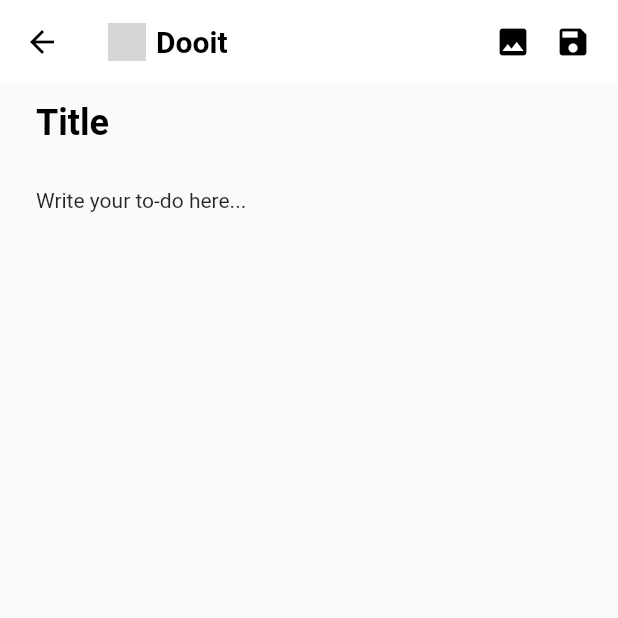
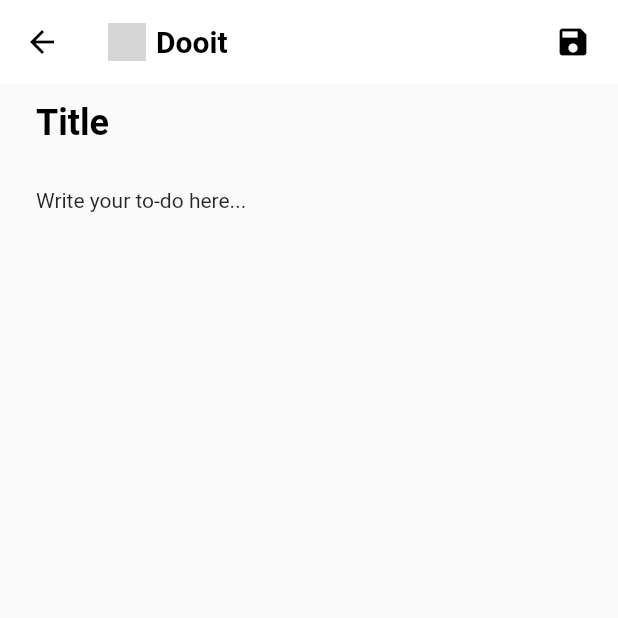
Before and after one commit to nmluthfi/Dooit, a Flutter app: the InputTodo screen opened directly, after a tap on the "save" icon, on a phone screen of 412 x 824 dp, the top half of it. Run offline on Flutter 3.47's test engine with Material 2 defaults, Android fonts, the phone set to English and light mode, and no system bars; our stand-ins replace faker, firebase_auth, firebase_core, firebase_database, flutter_svg, google_sign_in and 1 more; missing offline and left inert: random_date; accounts and stored records are empty; network calls fail; Roboto replaces fonts that are missing (Codec Cold Trial); grey boxes are pictures that could not be loaded.

Commit message:
optimizing imports

```diff
--- a/lib/home/empty_state.dart
+++ b/lib/home/empty_state.dart
@@ -1,4 +1,3 @@
-import 'package:dooit/todo/todo.dart';
 import 'package:dooit/todo/todo_input.dart';
 import 'package:flutter/material.dart';
 import 'package:flutter_svg/flutter_svg.dart';
--- a/lib/home/main_layout.dart
+++ b/lib/home/main_layout.dart
@@ -1,4 +1,5 @@
 import 'dart:async';
+import 'dart:math';
 
 import 'package:dooit/todo/todo_detail.dart';
 import 'package:faker/faker.dart';
@@ -6,11 +7,11 @@ import 'package:firebase_auth/firebase_auth.dart';
 import 'package:firebase_database/firebase_database.dart';
 import 'package:flutter/material.dart';
 import 'package:flutter_svg/flutter_svg.dart';
+import 'package:intl/intl.dart';
 import 'package:random_date/random_date.dart';
-import 'dart:math';
+
 import '../model/todo.dart';
 import '../todo/todo_input.dart';
-import 'package:intl/intl.dart';
 
 // This is the list type used by the popup menu below.
 enum MenuItem { itemOne }
--- a/lib/todo/todo.dart
+++ b/lib/todo/todo.dart
@@ -1,12 +1,7 @@
-import 'package:dooit/todo/todo_detail.dart';
 import 'package:dooit/todo/todo_input.dart';
 import 'package:dooit/todo/utils/appbar_todo.dart';
 import 'package:firebase_auth/firebase_auth.dart';
 import 'package:flutter/material.dart';
-import 'package:flutter/services.dart';
-import 'package:faker/faker.dart';
-import 'package:lorem_ipsum/lorem_ipsum.dart';
-import 'package:flutter_svg/flutter_svg.dart';
 
 import '../screens/splash_screen.dart';
 
--- a/lib/todo/todo_input.dart
+++ b/lib/todo/todo_input.dart
@@ -1,11 +1,10 @@
 import 'dart:async';
 
+import 'package:firebase_auth/firebase_auth.dart';
+// firebase
+import 'package:firebase_database/firebase_database.dart';
 import 'package:flutter/material.dart';
 import 'package:flutter/services.dart';
-
-// firebase
-import 'package:firebase_database/firebase_database.dart';
-import 'package:firebase_auth/firebase_auth.dart';
 import 'package:flutter_svg/svg.dart';
 
 import '../Home/home.dart';
@@ -134,15 +133,15 @@ class _InputTodoState extends State<InputTodo> {
           ],
         ),
         actions: <Widget>[
-          IconButton(
-            icon: Icon(
-              Icons.image,
-              color: Colors.black,
-            ),
-            onPressed: () {
-
-            },
-          ),
+          // IconButton(
+          //   icon: Icon(
+          //     Icons.image,
+          //     color: Colors.black,
+          //   ),
+          //   onPressed: () {
+          //
+          //   },
+          // ),
           IconButton(
             padding: EdgeInsets.fromLTRB(4, 0, 2, 0),
             constraints: BoxConstraints(),
```
Also changed, not shown: lib/home/home.dart (+20 -15 lines), lib/main.dart (+2 -9 lines), lib/screens/splash_screen.dart (+3 -6 lines), lib/todo/todo_detail.dart (+14 -16 lines), 1 other file.
